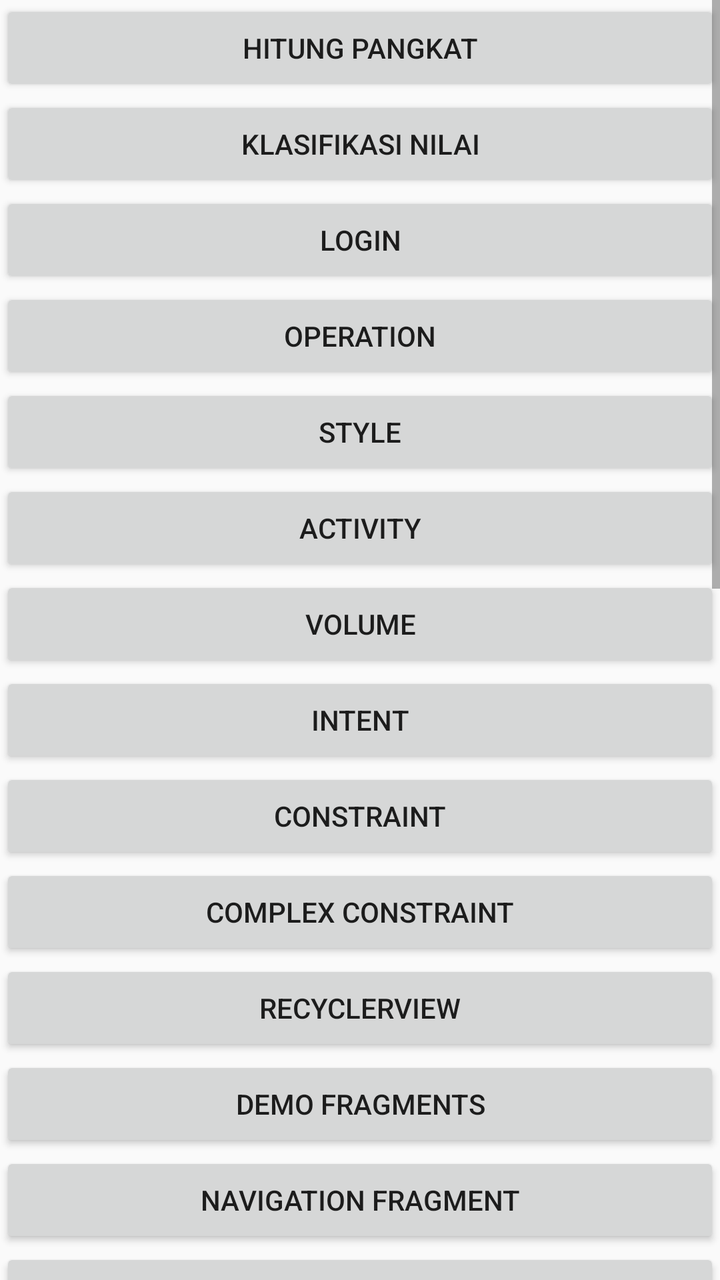
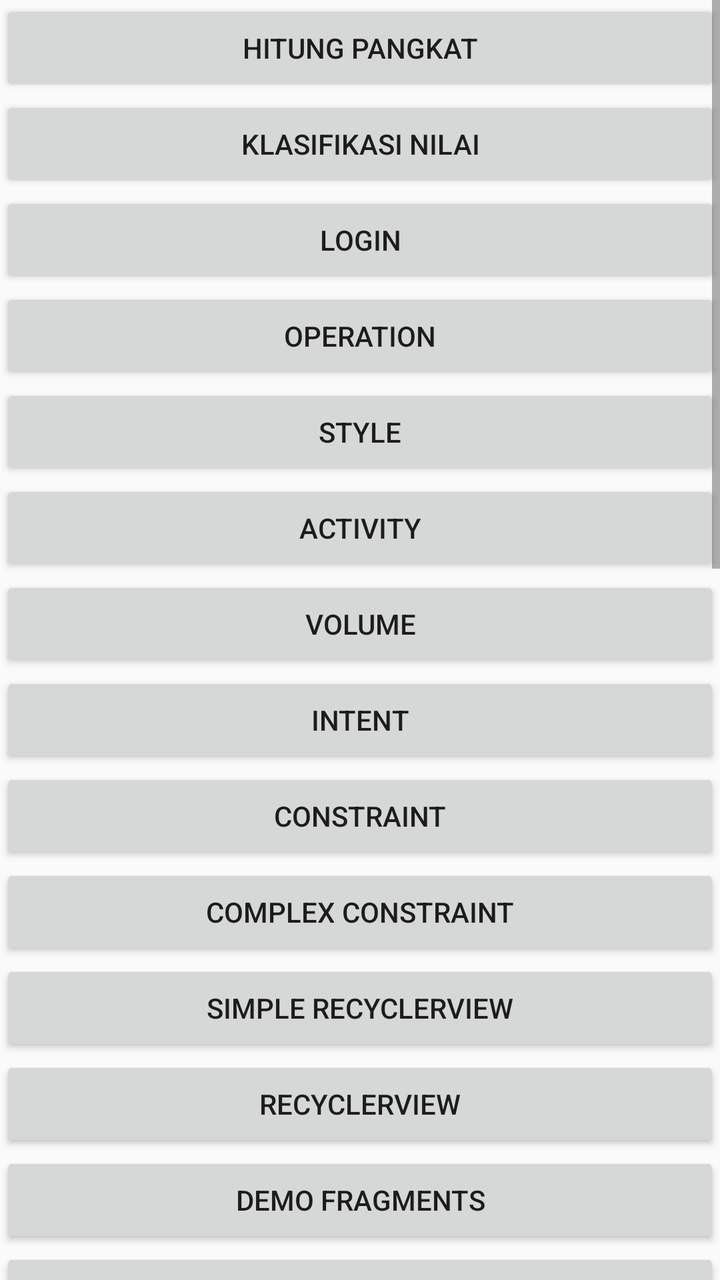

Two renders of the same Android screen: before a commit and after it. Below are the layout's source before the change and the commit's diff.
<!-- AndroidManifest.xml: application theme AppTheme -->
<!-- res/layout/activity_home.xml -->
<?xml version="1.0" encoding="utf-8"?>
<ScrollView
    xmlns:android="http://schemas.android.com/apk/res/android"
    xmlns:app="http://schemas.android.com/apk/res-auto"
    xmlns:tools="http://schemas.android.com/tools"
    android:layout_width="match_parent"
    android:layout_height="wrap_content">

    <LinearLayout
        android:layout_width="match_parent"
        android:layout_height="match_parent"
        android:orientation="vertical"
        tools:context=".HomeActivity">

        <Button
            android:id="@+id/btnCalculation"
            android:layout_width="match_parent"
            android:layout_height="wrap_content"
            android:text="Hitung Pangkat" />

        <Button
            android:id="@+id/btnClassification"
            android:layout_width="match_parent"
            android:layout_height="wrap_content"
            android:text="Klasifikasi Nilai" />

        <Button
            android:id="@+id/btnLogin"
            android:layout_width="match_parent"
            android:layout_height="wrap_content"
            android:text="Login" />

        <Button
            android:id="@+id/btnOperation"
            android:layout_width="match_parent"
            android:layout_height="wrap_content"
            android:text="Operation" />

        <Button
            android:id="@+id/btnStyle"
            android:layout_width="match_parent"
            android:layout_height="wrap_content"
            android:text="Style" />

        <Button
            android:id="@+id/btnActivity"
            android:layout_width="match_parent"
            android:layout_height="wrap_content"
            android:text="Activity" />

        <Button
            android:id="@+id/btnVolumeActivity"
            android:layout_width="match_parent"
            android:layout_height="wrap_content"
            android:text="Volume" />

        <Button
            android:id="@+id/btnIntent"
            android:layout_width="match_parent"
            android:layout_height="wrap_content"
            android:text="Intent" />

        <Button
            android:id="@+id/btnConstraint"
            android:layout_width="match_parent"
            android:layout_height="wrap_content"
            android:text="Constraint" />

        <Button
            android:id="@+id/btnComplexConstraint"
            android:layout_width="match_parent"
            android:layout_height="wrap_content"
            android:text="Complex Constraint" />

        <Button
            android:id="@+id/btnRecyclerView"
            android:layout_width="match_parent"
            android:layout_height="wrap_content"
            android:text="RecyclerView" />

        <Button
            android:id="@+id/btnFragment"
            android:layout_width="match_parent"
            android:layout_height="wrap_content"
            android:text="Demo Fragments"/>

        <Button
            android:id="@+id/btnNavFragment"
            android:layout_width="match_parent"
            android:layout_height="wrap_content"
            android:text="Navigation Fragment"/>

        <Button
            android:id="@+id/btnTab"
            android:layout_width="match_parent"
            android:layout_height="wrap_content"
            android:text="Tab Layout"/>

        <Button
            android:id="@+id/btnBottomNavNew"
            android:layout_width="match_parent"
            android:layout_height="wrap_content"
            android:text="New Bottom Navigation"/>

        <Button
            android:id="@+id/btnBottomNav"
            android:layout_width="match_parent"
            android:layout_height="wrap_content"
            android:text="Bottom Navigation"/>

        <Button
            android:id="@+id/btnNavDrawer"
            android:layout_width="match_parent"
            android:layout_height="wrap_content"
            android:text="Navigation Drawer"/>

        <Button
            android:id="@+id/btnBottomSheetDemo"
            android:layout_width="match_parent"
            android:layout_height="wrap_content"
            android:text="Bottom Sheet Dialog"/>

        <Button
            android:id="@+id/btnViewPager"
            android:layout_width="match_parent"
            android:layout_height="wrap_content"
            android:text="View Pager Demo"/>

        <Button
            android:id="@+id/btnLocalization"
            android:layout_width="match_parent"
            android:layout_height="wrap_content"
            android:text="Localization"/>

        <Button
            android:id="@+id/btnSharedPreference"
            android:layout_width="match_parent"
            android:layout_height="wrap_content"
            android:text="Shared Preference"/>

        <Button
            android:id="@+id/btnRestaurant"
            android:layout_width="match_parent"
            android:layout_height="wrap_content"
            android:text="Restaurant"/>

        <Button
            android:id="@+id/btnWeather"
            android:layout_width="match_parent"
            android:layout_height="wrap_content"
            android:text="Weather"/>

        <Button
            android:id="@+id/btnContact"
            android:layout_width="match_parent"
            android:layout_height="wrap_content"
            android:text="Contact"/>

        <Button
            android:id="@+id/btnContactFragment"
            android:layout_width="match_parent"
            android:layout_height="wrap_content"
            android:text="Contact Fragment"/>

        <Button
            android:id="@+id/btnThread"
            android:layout_width="match_parent"
            android:layout_height="wrap_content"
            android:text="Background Thread"/>

        <Button
            android:id="@+id/btnMyContact"
            android:layout_width="match_parent"
            android:layout_height="wrap_content"
            android:text="Contact Retrofit"/>

        <Button
            android:id="@+id/btnMyUser"
            android:layout_width="match_parent"
            android:layout_height="wrap_content"
            android:text="CRUD User"/>

        <Button
            android:id="@+id/btnMyProfile"
            android:layout_width="match_parent"
            android:layout_height="wrap_content"
            android:text="Profile"/>

    </LinearLayout>

</ScrollView>
<!-- resources referenced by this layout -->
<resources>
  <style name="AppTheme" parent="Theme.AppCompat.Light.DarkActionBar">
          
          <item name="colorPrimary">@color/colorPrimary</item>
          <item name="colorPrimaryDark">@color/colorPrimaryDark</item>
          <item name="colorAccent">@color/colorAccent</item>
      </style>
  <color name="colorPrimary">#9575cd</color>
  <color name="colorPrimaryDark">#311B92</color>
  <color name="colorAccent">#A5D6A7</color>
</resources>

<!-- the commit's change to res/layout/activity_home.xml (unified diff, before → after) -->
@@ -71,6 +71,12 @@
             android:layout_width="match_parent"
             android:layout_height="wrap_content"
             android:text="Complex Constraint" />
+
+        <Button
+            android:id="@+id/btnSimpleRV"
+            android:layout_width="match_parent"
+            android:layout_height="wrap_content"
+            android:text="Simple RecyclerView" />
 
         <Button
             android:id="@+id/btnRecyclerView"
